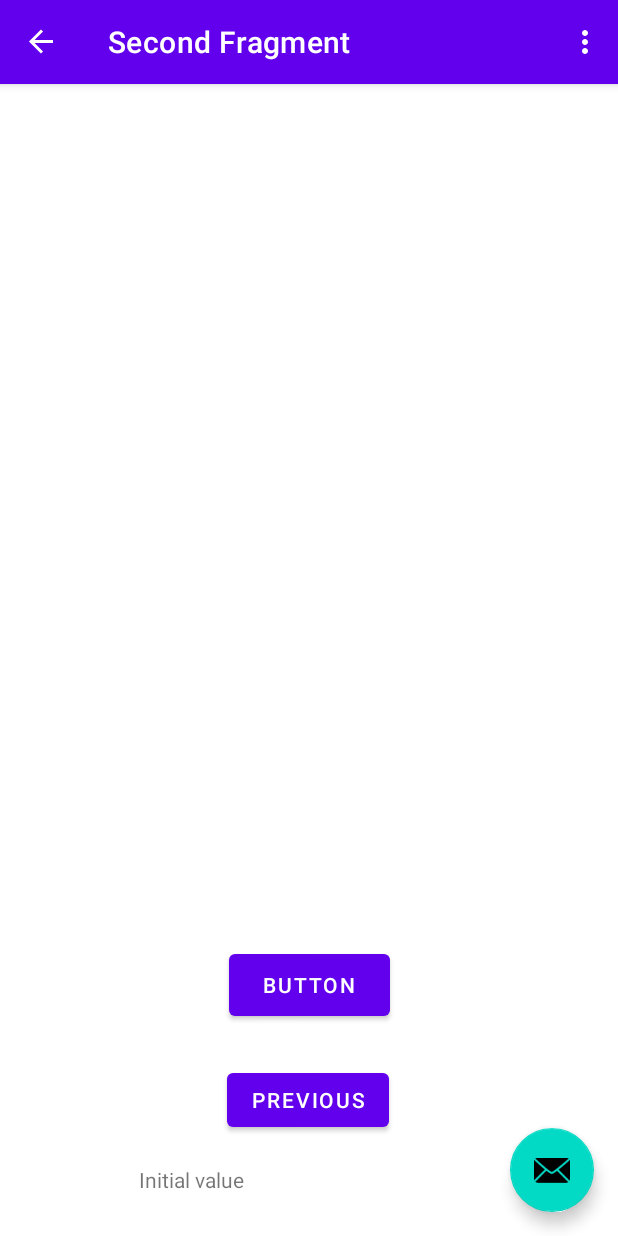
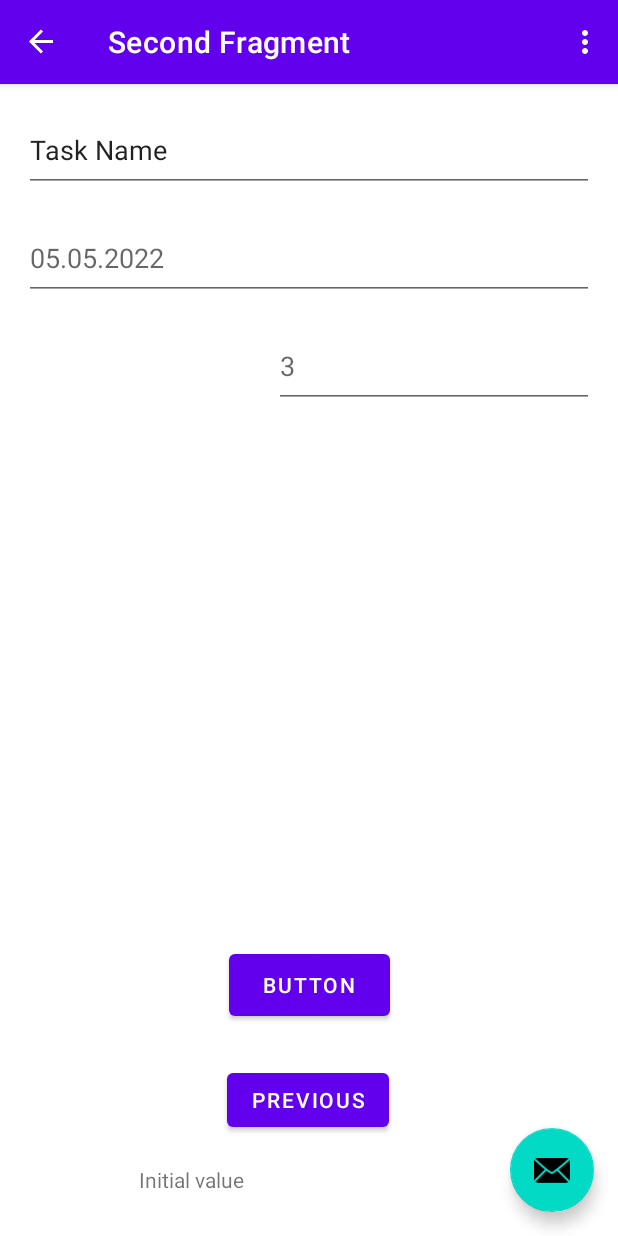
Before and after one commit to MrDoctor-666/TaskTrackerApp, an Android app: the SecondFragment screen opened through its navigation route, on a phone screen of 412 x 824 dp. Run offline under Robolectric (Android 15) with nearby library versions, the phone set to English and light mode, and no system bars; our stand-ins replace navigation-ui; network calls fail.

Commit message:
post request form in android

```diff
--- a/AndroidApp/app/src/main/java/com/example/testapplication2/SecondFragment.kt
+++ b/AndroidApp/app/src/main/java/com/example/testapplication2/SecondFragment.kt
@@ -46,14 +46,19 @@ class SecondFragment : Fragment() {
 
 
         model =  ViewModelProvider(this).get(TaskViewModel::class.java)
-        resultsTextView = binding.textviewSecond
-        buttonForData = binding.buttonSave
+        //resultsTextView = binding.textviewSecond
+        //buttonForData = binding.buttonSave
         val nameObserver = Observer<String> { newName ->
-            resultsTextView.text = newName
+            binding.textviewSecond.text = newName
         }
         model.getInfoPost().observe(this.viewLifecycleOwner, nameObserver)
-        buttonForData.setOnClickListener {
-            model.makePostRequest()
+        binding.buttonSave.setOnClickListener {
+            //model.makePostRequest(JSONCreator().testJSON2())
+            model.makePostRequest(JSONCreator().create(
+                binding.editTextTaskName.text.toString(),
+                binding.editEndDate.text.toString(),
+                binding.editRepeatDecimal.text.toString().toInt()
+            ))
         }
     }
 
--- a/AndroidApp/app/src/main/java/com/example/testapplication2/TaskViewModel.kt
+++ b/AndroidApp/app/src/main/java/com/example/testapplication2/TaskViewModel.kt
@@ -35,12 +35,14 @@ class TaskViewModel : ViewModel() {
         }
     }
 
-    fun makePostRequest(){
+    fun makePostRequest(
+        json : String
+    ){
         infoPost.postValue("Waiting")
         val connectManager = InternetConnect()
         viewModelScope.launch(Dispatchers.IO) {
             val result = try {
-                connectManager.postTaskRequest(jsonCreator().testJSON2())
+                connectManager.postTaskRequest(json)
             } catch(e: Exception) {
                 Result.Error(e)
             }
--- a/AndroidApp/app/src/main/res/layout/fragment_second.xml
+++ b/AndroidApp/app/src/main/res/layout/fragment_second.xml
@@ -44,4 +44,45 @@
         app:layout_constraintStart_toStartOf="parent"
         app:layout_constraintTop_toTopOf="parent"
         app:layout_constraintVertical_bias="0.99" />
+
+    <EditText
+        android:id="@+id/editTextTaskName"
+        android:layout_width="0dp"
+        android:layout_height="56dp"
+        android:layout_marginStart="16dp"
+        android:layout_marginTop="16dp"
+        android:layout_marginEnd="16dp"
+        android:ems="10"
+        android:inputType="textPersonName"
+        android:text="Task Name"
+        app:layout_constraintEnd_toEndOf="parent"
+        app:layout_constraintStart_toStartOf="parent"
+        app:layout_constraintTop_toTopOf="parent" />
+
+    <EditText
+        android:id="@+id/editEndDate"
+        android:layout_width="0dp"
+        android:layout_height="56dp"
+        android:layout_marginStart="16dp"
+        android:layout_marginTop="16dp"
+        android:layout_marginEnd="16dp"
+        android:ems="10"
+        android:hint="05.05.2022"
+        android:inputType="date"
+        app:layout_constraintEnd_toEndOf="parent"
+        app:layout_constraintStart_toStartOf="parent"
+        app:layout_constraintTop_toBottomOf="@+id/editTextTaskName" />
+
+    <EditText
+        android:id="@+id/editRepeatDecimal"
+        android:layout_width="wrap_content"
+        android:layout_height="56dp"
+        android:layout_marginTop="16dp"
+        android:layout_marginEnd="16dp"
+        android:ems="10"
+        android:hint="3"
+        android:inputType="numberDecimal"
+        app:layout_constraintEnd_toEndOf="parent"
+        app:layout_constraintTop_toBottomOf="@+id/editEndDate" />
+
 </androidx.constraintlayout.widget.ConstraintLayout>
```
Also changed, not shown: AndroidApp/app/src/main/java/com/example/testapplication2/JSONCreator.kt (renamed from AndroidApp/app/src/main/java/com/example/testapplication2/jsonCreator.kt, +14 -1 lines).
